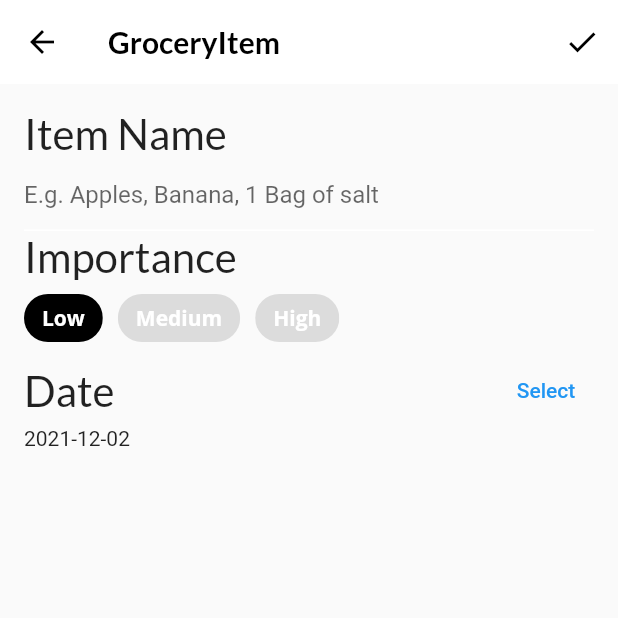
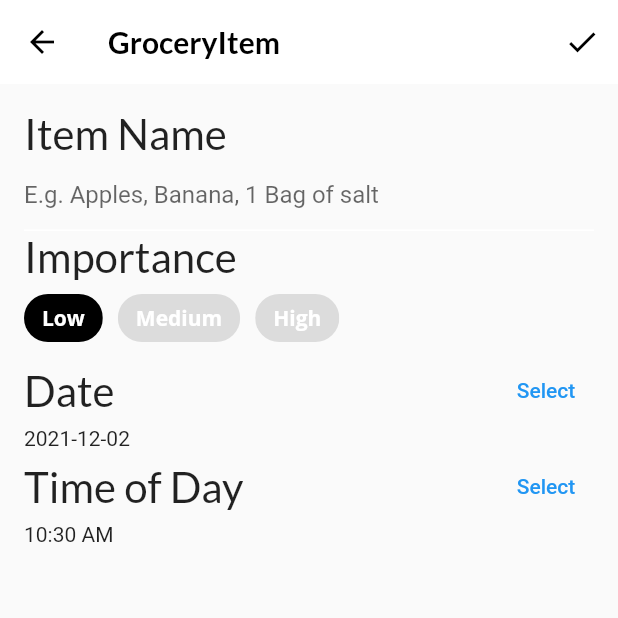
Before and after one commit to SakhileMamba/Flutter-Apprentice-Chapter-6-Interactive-Widgets, a Flutter app: the screen it shows after launch, item 3 of the bottom bar chosen, after a tap on the "add" icon, on a phone screen of 412 x 824 dp, the top half of it. Run offline on Flutter 3.47's test engine with Material 2 defaults, Android fonts, the phone set to English and light mode, and no system bars; our stand-ins replace flutter_colorpicker, google_fonts; project files that could hold a hidden picture were left out.

Commit message:
Building the time widget

```diff
--- a/lib/screens/grocery_item_screen.dart
+++ b/lib/screens/grocery_item_screen.dart
@@ -84,7 +84,7 @@ class _GroceryItemScreenState extends State<GroceryItemScreen> {
             buildNameField(),
             buildImportanceField(),
             buildDateField(context),
-            // TODO 16: Add time picker
+            buildTimeField(context)
             // TODO 17: Add color picker
             // TODO 18: Add slider
             // TODO: 19: Add Grocery Tile],
@@ -218,8 +218,37 @@ class _GroceryItemScreenState extends State<GroceryItemScreen> {
     );
   }
 
-  Widget buildTimeField() {
-    return Column();
+  Widget buildTimeField(BuildContext context) {
+    return Column(
+      crossAxisAlignment: CrossAxisAlignment.start,
+      children: [
+        Row(
+          mainAxisAlignment: MainAxisAlignment.spaceBetween,
+          children: [
+            Text(
+              'Time of Day',
+              style: GoogleFonts.lato(fontSize: 28.0),
+            ),
+            TextButton(
+              onPressed: () async {
+                final timeOfDay = await showTimePicker(
+                  context: context,
+                  initialTime: TimeOfDay.now(),
+                );
+
+                setState(() {
+                  if (timeOfDay != null) {
+                    _timeOfDay = timeOfDay;
+                  }
+                });
+              },
+              child: const Text('Select'),
+            ),
+          ],
+        ),
+        Text('${_timeOfDay.format(context)}')
+      ],
+    );
   }
 
   //TODO: Add buildColorField()
```
